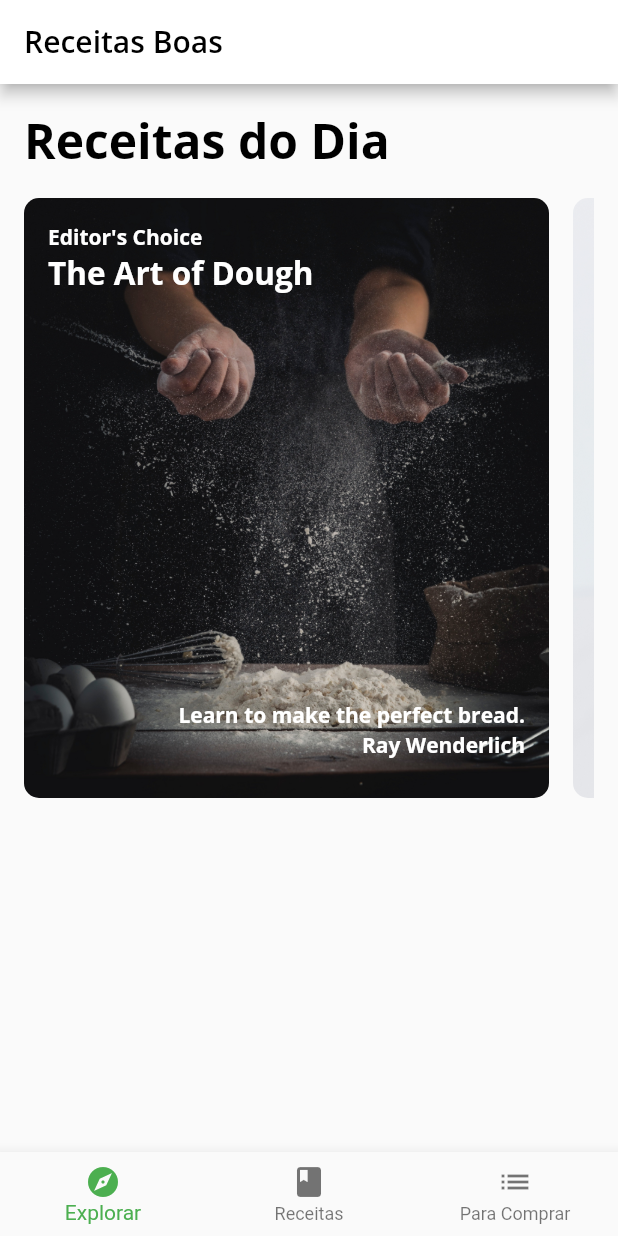
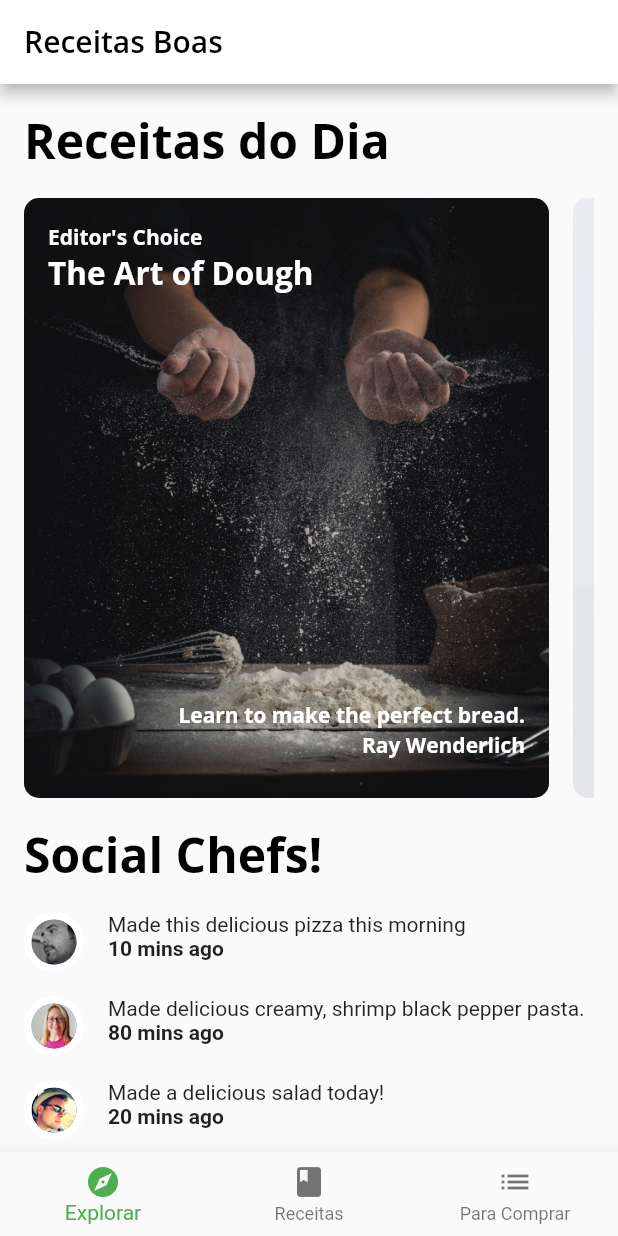
Before and after one commit to RaphaelGMoreira/appReceitas, a Flutter app: the screen it shows after launch, on a phone screen of 412 x 824 dp. Run offline on Flutter 3.47's test engine with Material 2 defaults, Android fonts, the phone set to English and light mode, and no system bars; our stand-ins replace google_fonts.

```diff
--- a/lib/components/components.dart
+++ b/lib/components/components.dart
@@ -4,3 +4,7 @@ export 'card2.dart';
 export 'card3.dart';
 export 'circle_image.dart';
 export 'today_recipe_list_view.dart';
+export 'friend_post_tile.dart';
+export 'friend_post_list_view.dart';
+export 'recipe_thumbnail.dart';
+export 'recipes_grid_view.dart';
--- /dev/null
+++ b/lib/components/friend_post_list_view.dart
@@ -0,0 +1,54 @@
+import 'package:flutter/material.dart';
+import '../models/models.dart';
+import 'components.dart';
+
+class FriendPostListView extends StatelessWidget {
+  //1
+  final List<Post> friendPosts;
+  const FriendPostListView({
+    super.key,
+    required this.friendPosts,
+  });
+  @override
+  Widget build(BuildContext context) {
+    // 2
+    return Padding(
+      padding: const EdgeInsets.only(
+        left: 16,
+        right: 16,
+        top: 0,
+      ),
+      // 3
+      child: Column(
+        crossAxisAlignment: CrossAxisAlignment.start,
+        children: [
+          // 4
+          Text('Social Chefs! ', style: Theme.of(context).textTheme.headline1),
+          // 5
+          const SizedBox(height: 16),
+          // Todo: Adicione aqui o PostListView
+          // 1
+          ListView.separated(
+            // 2
+            primary: false,
+            // 3
+            physics: const NeverScrollableScrollPhysics(),
+            // 4
+            shrinkWrap: true,
+            scrollDirection: Axis.vertical,
+            itemCount: friendPosts.length,
+            itemBuilder: (context, index) {
+              // 5
+              final post = friendPosts[index];
+              return FriendPostTile(post: post);
+            },
+            separatorBuilder: (context, index) {
+            // 6
+            return const SizedBox(height: 16);
+            },
+          ),
+        ],
+      ),
+    );
+  }
+}
--- /dev/null
+++ b/lib/components/friend_post_tile.dart
@@ -0,0 +1,44 @@
+import 'package:flutter/material.dart';
+import '../components/components.dart';
+import '../models/models.dart';
+
+class FriendPostTile extends StatelessWidget {
+  final Post post;
+  const FriendPostTile({
+    super.key,
+    required this.post,
+  });
+  @override
+  Widget build(BuildContext context) {
+    // 1
+    return Row(
+      crossAxisAlignment: CrossAxisAlignment.start,
+      mainAxisAlignment: MainAxisAlignment.start,
+      children: [
+        // 2
+        CircleImage(
+          imageProvider: AssetImage(post.profileImageUrl),
+          imageRadius: 20,
+        ),
+        // 3
+        const SizedBox(width: 16),
+        // 4
+        Expanded(
+        // 5
+          child: Column(
+            crossAxisAlignment: CrossAxisAlignment.start,
+            children: [
+              // 6
+              Text(post.comment),
+              // 7
+              Text(
+                '${post.timestamp} mins ago',
+                style: const TextStyle(fontWeight: FontWeight.w700),
+              ),
+            ],
+          ),
+        ),
+      ],
+    );
+  }
+}
--- a/lib/home.dart
+++ b/lib/home.dart
@@ -1,6 +1,8 @@
 import 'package:flutter/material.dart';
 
 import 'screens/explore_screen.dart';
+import 'screens/recipes_screen.dart';
+
 
 class Home extends StatefulWidget {
   const Home({super.key});
@@ -14,10 +16,8 @@ class HomeState extends State<Home> {
 
   static List<Widget> pages = <Widget>[
     ExploreScreen(),
+    RecipesScreen(),
     Container(color: Colors.white),
-    // TODO: Replace with RecipesScreen
-    Container(color: Colors.green),
-    Container(color: Colors.blue),
   ];
 
   void _onItemTapped(int index) {
--- a/lib/screens/explore_screen.dart
+++ b/lib/screens/explore_screen.dart
@@ -10,18 +10,29 @@ class ExploreScreen extends StatelessWidget {
   ExploreScreen({super.key});
   @override
   Widget build(BuildContext context) {
+    // 1
     return FutureBuilder(
       // 2
       future: mockService.getExploreData(),
       // 3
-      builder: (context, AsyncSnapshot<ExploreData>snapshot) {
+      builder: (context, AsyncSnapshot<ExploreData> snapshot) {
         // 4
         if (snapshot.connectionState == ConnectionState.done) {
           // 5
-          final recipes = snapshot.data?.todayRecipes ?? [];
-          return TodayRecipeListView(recipes: recipes);
+          return ListView(
+            // 6
+            scrollDirection: Axis.vertical,
+            children: [
+              // 7
+              TodayRecipeListView(recipes: snapshot.data?.todayRecipes ?? []),
+              // 8
+              const SizedBox(height: 16),
+              // 9
+              FriendPostListView(friendPosts: snapshot.data?.friendPosts ?? []),
+            ],
+          );
         } else {
-          // 6
+          // 10
           return const Center(
               child: CircularProgressIndicator(),
           );
--- a/pubspec.yaml
+++ b/pubspec.yaml
@@ -10,7 +10,7 @@ environment:
 dependencies:
   flutter:
     sdk: flutter
-  google_fonts: ^4.0.4
+  google_fonts: ^3.0.0
 
 dev_dependencies:
   flutter_test:
```
Also changed, not shown: lib/components/recipe_thumbnail.dart (added, +47 -0 lines), lib/components/recipes_grid_view.dart (added, +36 -0 lines), lib/screens/recipes_screen.dart (added, +30 -0 lines), pubspec.lock.
